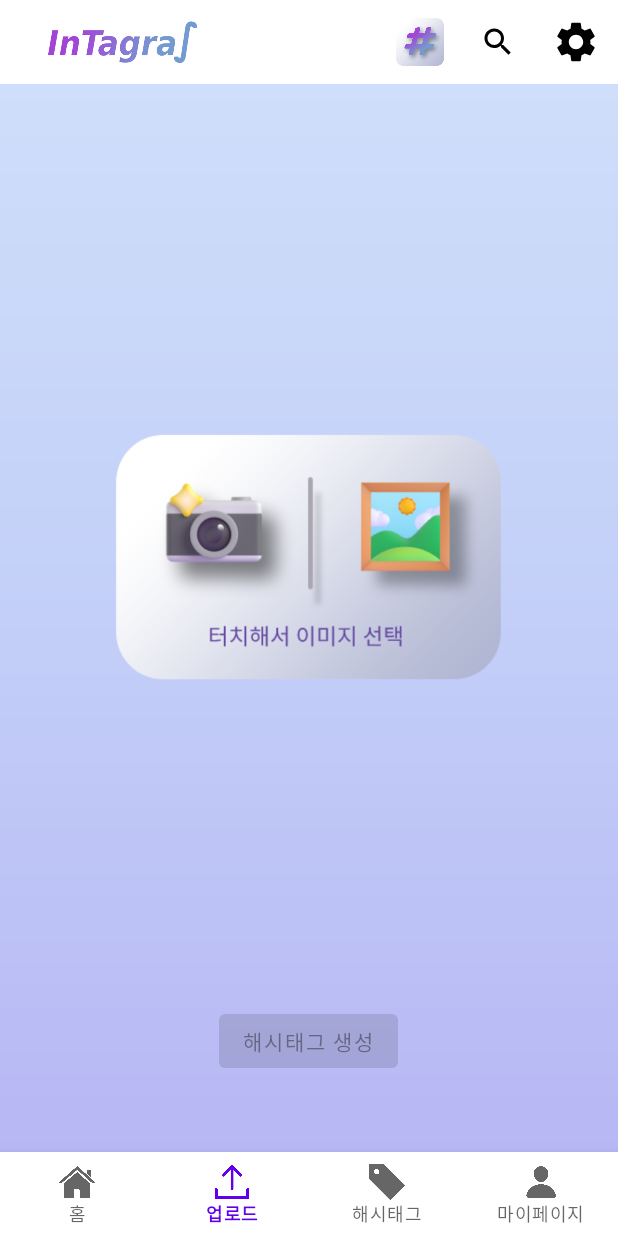
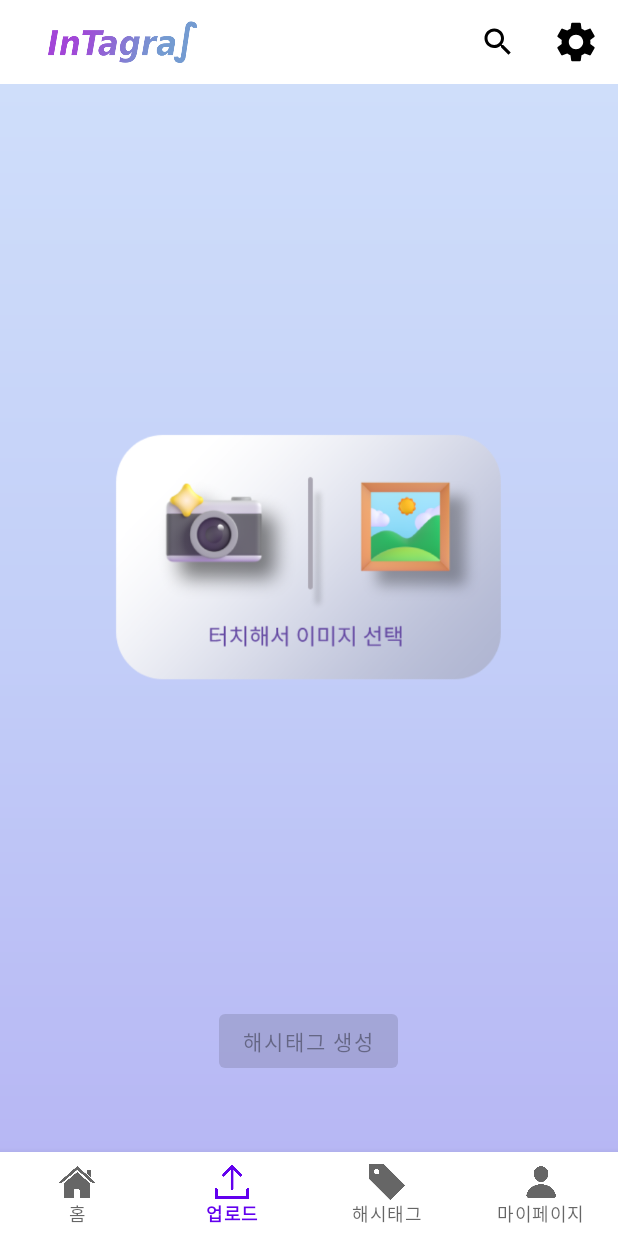
Before and after one commit to wet6123/Intagral, an Android app: the MainMenuActivity screen opened directly, with no data from a screen before it, item 2 of the bottom bar chosen, on a phone screen of 412 x 824 dp. Run offline under Robolectric (Android 15) with nearby library versions, the phone set to English and light mode, and no system bars; our stand-ins replace Dagger/Hilt's generated code, Picasso, RxJava; libraries missing offline, so code that uses them is left out: org.pytorch, org.pytorch.torchvision; pictures from the network do not load; 5 statements that could not run were skipped.

Commit message:
[APP] feat | refactor top bar

```diff
--- a/intagralApp/app/src/main/java/com/ssafy/intagral/MainMenuActivity.kt
+++ b/intagralApp/app/src/main/java/com/ssafy/intagral/MainMenuActivity.kt
@@ -45,9 +45,9 @@ class MainMenuActivity : AppCompatActivity() {
     lateinit var classList : ArrayList<String>
     private val profileDetailViewModel: ProfileDetailViewModel by viewModels()
     private val profileSimpleViewModel: ProfileSimpleViewModel by viewModels()
-    private val postListViewModel: PostListViewModel by viewModels()
     private val userViewModel: UserViewModel by viewModels()
     private val loginViewModel: LoginViewModel by viewModels()
+    private val filterTagViewModel: FilterTagViewModel by viewModels()
 
     private lateinit var activityResultLauncher: ActivityResultLauncher<Intent>
 
@@ -85,6 +85,11 @@ class MainMenuActivity : AppCompatActivity() {
             menuTopToolbar.inflateMenu(R.menu.top_bar)  //setSupportActionBar
             menuTopToolbar.setOnMenuItemClickListener(TopBarListener())
 
+            topIntagralLogo.setOnClickListener{
+                supportFragmentManager.popBackStackImmediate(null, FragmentManager.POP_BACK_STACK_INCLUSIVE)
+                supportFragmentManager.beginTransaction().replace(R.id.menu_frame_layout, HomeFragment()).commit()
+            }
+
             activityResultLauncher = registerForActivityResult(ActivityResultContracts.StartActivityForResult()){
                 if(it.resultCode== RESULT_OK) {
                     profileDetailViewModel.changeProfileDetail(it?.data?.getSerializableExtra("profileSimple") as ProfileSimpleItem)
@@ -103,6 +108,7 @@ class MainMenuActivity : AppCompatActivity() {
                     supportFragmentManager.beginTransaction().replace(R.id.menu_frame_layout, ProfileSimpleListFragment()).commit()
                 }
             }
+
         }
 
         userViewModel.getMyInfo().observe(this@MainMenuActivity){
@@ -164,11 +170,6 @@ class MainMenuActivity : AppCompatActivity() {
     inner class TopBarListener : Toolbar.OnMenuItemClickListener {
         override fun onMenuItemClick(item: MenuItem?): Boolean {
             when (item?.itemId) {
-                R.id.toolbar_logo -> { // redirect home
-                    val intent = intent // ?
-                    finishAffinity()
-                    startActivity(intent)
-                }
                 R.id.toolbar_search_icon -> {
                     val intent = Intent(this@MainMenuActivity, SearchActivity::class.java)
                     activityResultLauncher.launch(intent)
@@ -222,7 +223,3 @@ class MainMenuActivity : AppCompatActivity() {
         }
     }
 }
-
-val dummyData: ProfileDetail = ProfileDetail(ProfileType.user, "yuyeon",
-    200,false, "https://intagral-file-upload-bucket.s3.ap-northeast-2.amazonaws.com/remove-background-before-qa1.png")
-val dummyData2: ProfileDetail = ProfileDetail(ProfileType.user, "한유연", 200,false)
--- a/intagralApp/app/src/main/java/com/ssafy/intagral/viewmodel/FilterTagViewModel.kt
+++ b/intagralApp/app/src/main/java/com/ssafy/intagral/viewmodel/FilterTagViewModel.kt
@@ -19,6 +19,7 @@ class FilterTagViewModel @Inject constructor(private val hashtagService: Hashtag
     fun getHotFilterTagList() {
         viewModelScope.launch {
             filterTagList.value = hashtagService.getHotFiltertag()
+            selectFilterTag(0)
         }
     }
 
--- a/intagralApp/app/src/main/res/layout/activity_main_menu.xml
+++ b/intagralApp/app/src/main/res/layout/activity_main_menu.xml
@@ -21,6 +21,7 @@
 <!--            android:layout_height="match_parent" >-->
 
             <ImageView
+                android:id="@+id/top_intagral_logo"
                 android:layout_width="130dp"
                 android:layout_height="40dp"
                 app:srcCompat="@drawable/intagral_text_logo"
--- a/intagralApp/app/src/main/res/menu/top_bar.xml
+++ b/intagralApp/app/src/main/res/menu/top_bar.xml
@@ -1,13 +1,6 @@
 <?xml version="1.0" encoding="utf-8"?>
 <menu xmlns:android="http://schemas.android.com/apk/res/android"
     xmlns:app="http://schemas.android.com/apk/res-auto">
-    <item
-        android:id="@+id/toolbar_logo"
-        android:title="intagral_logo"
-        android:icon="@drawable/intagral_logo"
-        android:layout_width="40dp"
-        android:layout_height="40dp"
-        app:showAsAction="always"/>
     <item
         android:id="@+id/toolbar_search_icon"
         android:title="search_icon"
```
